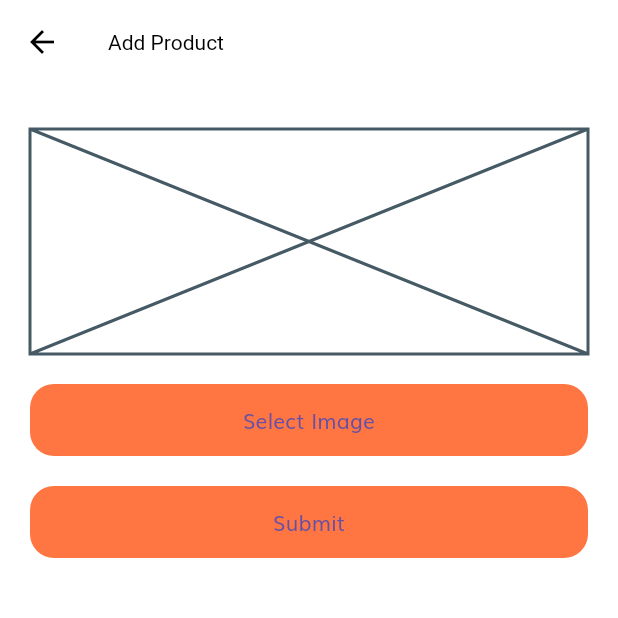
After one commit to tranthanhhuy19032001/E-commerce-flutter, a Flutter app: the AddProductScreen screen opened by its route, after a tap on "Select Image", on a phone screen of 412 x 824 dp, the top half of it. The commit adds this screen. Run offline on Flutter 3.47's test engine with Material 3 defaults, Android fonts, the phone set to English and light mode, and no system bars; our stand-ins replace cloud_firestore, file_picker, firebase_auth, firebase_core, firebase_storage, flutter_svg; missing offline and left inert: firebase_app_check; accounts and stored records are empty.

Commit message:
Iml add product screen (UI)

```diff
--- a/lib/main.dart
+++ b/lib/main.dart
@@ -4,6 +4,7 @@ import 'package:shop_app/models/CartModel.dart';
 import 'package:shop_app/screens/splash/splash_screen.dart';
 import 'package:firebase_core/firebase_core.dart';
 import 'firebase_options.dart';
+import 'package:firebase_app_check/firebase_app_check.dart';
 
 import 'routes.dart';
 import 'theme.dart';
@@ -12,6 +13,24 @@ void main() async {
   WidgetsFlutterBinding.ensureInitialized();
   await Firebase.initializeApp(
     options: DefaultFirebaseOptions.currentPlatform,
+  );
+  await FirebaseAppCheck.instance.activate(
+    // You can also use a `ReCaptchaEnterpriseProvider` provider instance as an
+    // argument for `webProvider`
+    webProvider: ReCaptchaV3Provider('recaptcha-v3-site-key'),
+    // Default provider for Android is the Play Integrity provider. You can use the "AndroidProvider" enum to choose
+    // your preferred provider. Choose from:
+    // 1. Debug provider
+    // 2. Safety Net provider
+    // 3. Play Integrity provider
+    androidProvider: AndroidProvider.debug,
+    // Default provider for iOS/macOS is the Device Check provider. You can use the "AppleProvider" enum to choose
+    // your preferred provider. Choose from:
+    // 1. Debug provider
+    // 2. Device Check provider
+    // 3. App Attest provider
+    // 4. App Attest provider with fallback to Device Check provider (App Attest provider is only available on iOS 14.0+, macOS 14.0+)
+    appleProvider: AppleProvider.debug,
   );
   runApp(MyApp());
 }
--- a/lib/routes.dart
+++ b/lib/routes.dart
@@ -1,6 +1,7 @@
 import 'package:flutter/widgets.dart';
 import 'package:shop_app/screens/products/products_screen.dart';
 
+import 'screens/add_product/add_product_screen.dart';
 import 'screens/cart/cart_screen.dart';
 import 'screens/complete_profile/complete_profile_screen.dart';
 import 'screens/details/details_screen.dart';
@@ -34,4 +35,5 @@ final Map<String, WidgetBuilder> routes = {
   ProfileScreen.routeName: (context) => const ProfileScreen(),
   PaymentScreen.routeName: (context) => const PaymentScreen(),
   VerifyEmailScreen.routeName: (context) => const VerifyEmailScreen(),
+  AddProductScreen.routeName: (context) => const AddProductScreen(),
 };
--- /dev/null
+++ b/lib/screens/add_product/add_product_screen.dart
@@ -0,0 +1,70 @@
+import 'dart:io';
+import 'package:firebase_auth/firebase_auth.dart';
+import 'package:firebase_storage/firebase_storage.dart';
+import 'package:flutter/material.dart';
+
+import '../../models/Product.dart';
+import 'components/product_form_input .dart';
+
+class AddProductScreen extends StatefulWidget {
+  static String routeName = "/add_product";
+  const AddProductScreen({
+    Key? key,
+  }) : super(key: key);
+
+  @override
+  _AddProductScreenState createState() => _AddProductScreenState();
+}
+
+class _AddProductScreenState extends State<AddProductScreen> {
+  String? imageUrl;
+  Future<void> handleFormSubmission(Product product, File imageFile) async {
+    print('Submitted Product: $product');
+    print('ImageFile: $imageFile');
+
+    String uniqueFileNamne = DateTime.now().millisecondsSinceEpoch.toString();
+
+    //get a reference to storage root
+    final storageRef = FirebaseStorage.instance.ref();
+
+    // Create a child reference
+    // imagesRef now points to "images"
+    final imagesRef = storageRef.child("images");
+
+    // Child references can also take paths
+    // spaceRef now points to "images/space.jpg
+    // imagesRef still points to "images"
+    final referenceImageToUpload = imagesRef.child(uniqueFileNamne);
+
+    try {
+      final user = FirebaseAuth.instance.currentUser;
+      if (user != null) {
+        print(user);
+        //Store the file
+        await referenceImageToUpload.putFile(File(imageFile.path));
+        //Success: get the download URL
+        imageUrl = await referenceImageToUpload.getDownloadURL();
+        print(imageUrl);
+      }
+    } catch (e) {
+      //Some error occurred
+      print(e);
+    }
+  }
+
+  @override
+  Widget build(BuildContext context) {
+    return Scaffold(
+      appBar: AppBar(
+        title: const Text('Add Product'),
+      ),
+      body: SafeArea(
+        child: SingleChildScrollView(
+          child: ProductFormInput(
+            onSubmit: handleFormSubmission,
+          ),
+        ),
+      ),
+    );
+  }
+}
--- /dev/null
+++ b/lib/screens/add_product/components/product_form_input .dart
@@ -0,0 +1,252 @@
+import 'package:file_picker/file_picker.dart';
+
+import 'package:flutter/material.dart';
+import 'dart:io';
+
+import '../../../models/Product.dart';
+
+class ProductFormInput extends StatefulWidget {
+  final void Function(Product, File) onSubmit;
+
+  const ProductFormInput({
+    Key? key,
+    required this.onSubmit,
+  }) : super(key: key);
+
+  @override
+  _ProductFormInputState createState() => _ProductFormInputState();
+}
+
+class _ProductFormInputState extends State<ProductFormInput> {
+  final _formKey = GlobalKey<FormState>();
+  int id = 0;
+  String title = '';
+  String description = '';
+  List<String> images = [];
+  List<Color> colors = [];
+  double rating = 0.0;
+  double price = 0.0;
+  bool isFavourite = false;
+  bool isPopular = false;
+
+  File? _imageFile;
+
+  Future<void> _pickImage() async {
+    // XFile? pickedImage = await ImagePicker().pickImage(source: source);
+    final result = await FilePicker.platform.pickFiles();
+    if (result != null) {
+      setState(() {
+        _imageFile = File(result.files.single.path!);
+      });
+    }
+    print("11111111111111111111");
+    print(_imageFile);
+    // if (pickedImage != null) {
+    //   setState(() {
+    //     _imageFile = File(pickedImage.path);
+    //   });
+    //   // final storage = FirebaseStorage.instance;
+    //   final reference = FirebaseStorage.instance.ref().child('images');
+    //   final uploadTask = await reference.putFile(_imageFile!);
+    //   String imageURL = await uploadTask.ref.getDownloadURL();
+    //   print("555555555555555555555555555555");
+    //   print(imageURL);
+    // }
+  }
+
+  Future uploadFile() async {
+    // final path = 'files/${_imageFile!.name}';
+  }
+
+  @override
+  Widget build(BuildContext context) {
+    return Padding(
+      padding: const EdgeInsets.all(20),
+      child: Form(
+        key: _formKey,
+        child: Column(
+          children: <Widget>[
+            // Padding(
+            //   padding: const EdgeInsets.symmetric(vertical: 10),
+            //   child: TextFormField(
+            //     decoration: const InputDecoration(labelText: 'ID'),
+            //     keyboardType: TextInputType.number,
+            //     onSaved: (value) {
+            //       id = int.parse(value!);
+            //     },
+            //     validator: (value) {
+            //       if (value == null || value.isEmpty) {
+            //         return 'Please enter an ID';
+            //       }
+            //       return null;
+            //     },
+            //   ),
+            // ),
+            // Padding(
+            //   padding: const EdgeInsets.symmetric(vertical: 10),
+            //   child: TextFormField(
+            //     decoration: const InputDecoration(labelText: 'Title'),
+            //     validator: (value) {
+            //       if (value == null || value.isEmpty) {
+            //         return 'Please enter a title';
+            //       }
+            //       return null;
+            //     },
+            //     onSaved: (value) {
+            //       title = value!;
+            //     },
+            //   ),
+            // ),
+            // Padding(
+            //   padding: const EdgeInsets.symmetric(vertical: 10),
+            //   child: TextFormField(
+            //     decoration: const InputDecoration(labelText: 'Description'),
+            //     maxLines: null,
+            //     validator: (value) {
+            //       if (value == null || value.isEmpty) {
+            //         return 'Please enter a description';
+            //       }
+            //       return null;
+            //     },
+            //     onSaved: (value) {
+            //       description = value!;
+            //     },
+            //   ),
+            // ),
+            // Padding(
+            //   padding: EdgeInsets.symmetric(vertical: 10),
+            //   child: TextFormField(
+            //     decoration: InputDecoration(labelText: 'Price'),
+            //     keyboardType: TextInputType.number,
+            //     onSaved: (value) {
+            //       price = double.parse(value!);
+            //     },
+            //     inputFormatters: [
+            //       FilteringTextInputFormatter.allow(RegExp(r'^\d+\.?\d{0,2}$')),
+            //     ],
+            //     validator: (value) {
+            //       if (value == null || value.isEmpty) {
+            //         return 'Please enter a price';
+            //       }
+            //       return null;
+            //     },
+            //   ),
+            // ),
+            // Padding(
+            //   padding: EdgeInsets.symmetric(vertical: 10),
+            //   child: TextFormField(
+            //     decoration: InputDecoration(labelText: 'Rating'),
+            //     keyboardType: TextInputType.number,
+            //     inputFormatters: [
+            //       FilteringTextInputFormatter.allow(RegExp(r'^\d+\.?\d{0,2}$')),
+            //     ],
+            //     validator: (value) {
+            //       if (value == null || value.isEmpty) {
+            //         return 'Please enter a rating';
+            //       }
+            //       return null;
+            //     },
+            //     onSaved: (value) {
+            //       rating = double.parse(value!);
+            //     },
+            //   ),
+            // ),
+            Padding(
+              padding: EdgeInsets.symmetric(vertical: 10),
+              child: Column(
+                mainAxisAlignment: MainAxisAlignment.center,
+                children: <Widget>[
+                  _imageFile != null
+                      ? Image.file(
+                          _imageFile!,
+                          height: 150,
+                        )
+                      : const Placeholder(
+                          fallbackHeight: 150,
+                        ),
+                  const SizedBox(height: 20),
+                  ElevatedButton(
+                    onPressed: () async {
+                      await _pickImage();
+                    },
+                    child: const Text('Select Image'),
+                  ),
+                ],
+              ),
+            ),
+            // Padding(
+            //   padding: EdgeInsets.symmetric(vertical: 10),
+            //   child: TextFormField(
+            //     decoration:
+            //         InputDecoration(labelText: 'Colors (comma-separated)'),
+            //     validator: (value) {
+            //       if (value == null || value.isEmpty) {
+            //         return 'Please enter colors';
+            //       }
+            //       return null;
+            //     },
+            //     onSaved: (value) {
+            //       // You need to parse the colors and convert them to Color objects
+            //       List<String> colorStrings = value!.split(',');
+            //       colors = colorStrings
+            //           .map((color) => Color(int.parse(color)))
+            //           .toList();
+            //     },
+            //   ),
+            // ),
+            // Padding(
+            //   padding: EdgeInsets.symmetric(vertical: 10),
+            //   child: CheckboxListTile(
+            //     title: Text('Is Favourite'),
+            //     value: isFavourite,
+            //     onChanged: (value) {
+            //       setState(() {
+            //         isFavourite = value!;
+            //       });
+            //     },
+            //   ),
+            // ),
+            // Padding(
+            //   padding: EdgeInsets.symmetric(vertical: 10),
+            //   child: CheckboxListTile(
+            //     title: Text('Is Popular'),
+            //     value: isPopular,
+            //     onChanged: (value) {
+            //       setState(() {
+            //         isPopular = value!;
+            //       });
+            //     },
+            //   ),
+            // ),
+            Padding(
+              padding: EdgeInsets.symmetric(vertical: 10),
+              child: ElevatedButton(
+                onPressed: () {
+                  uploadFile();
+                  // if (_formKey.currentState!.validate()) {
+                  //   _formKey.currentState!.save();
+
+                  //   final product = Product(
+                  //     id: id,
+                  //     images: images,
+                  //     colors: colors,
+                  //     rating: rating,
+                  //     price: price,
+                  //     title: title,
+                  //     description: description,
+                  //     isFavourite: isFavourite,
+                  //     isPopular: isPopular,
+                  //   );
+
+                  //   widget.onSubmit(product, _imageFile!);
+                  // }
+                },
+                child: const Text('Submit'),
+              ),
+            ),
+          ],
+        ),
+      ),
+    );
+  }
+}
--- a/lib/screens/profile/profile_screen.dart
+++ b/lib/screens/profile/profile_screen.dart
@@ -1,6 +1,7 @@
 import 'package:flutter/material.dart';
-import 'package:firebase_auth/firebase_auth.dart';
 
+import '../../authentication.dart';
+import '../add_product/add_product_screen.dart';
 import 'components/profile_menu.dart';
 import 'components/profile_pic.dart';
 import '../sign_in/sign_in_screen.dart';
@@ -11,8 +12,6 @@ class ProfileScreen extends StatelessWidget {
   const ProfileScreen({super.key});
   @override
   Widget build(BuildContext context) {
-    // Accessing the currently authenticated user
-    User? user = FirebaseAuth.instance.currentUser;
     return Scaffold(
       appBar: AppBar(
         title: const Text("Profile"),
@@ -27,6 +26,12 @@ class ProfileScreen extends StatelessWidget {
               text: "My Account",
               icon: "assets/icons/User Icon.svg",
               press: () => {},
+            ),
+            ProfileMenu(
+              text: "Add product",
+              icon: "assets/icons/Add Icon.svg",
+              press: () =>
+                  {Navigator.pushNamed(context, AddProductScreen.routeName)},
             ),
             ProfileMenu(
               text: "Notifications",
@@ -47,7 +52,7 @@ class ProfileScreen extends StatelessWidget {
               text: "Log Out",
               icon: "assets/icons/Log out.svg",
               press: () async {
-                await FirebaseAuth.instance.signOut();
+                await Authentication.signOut(context: context);
                 Future.delayed(Duration.zero, () {
                   Navigator.pushNamed(context, SignInScreen.routeName);
                 });
```
Also changed, not shown: assets/icons/Add Icon.svg (added).
